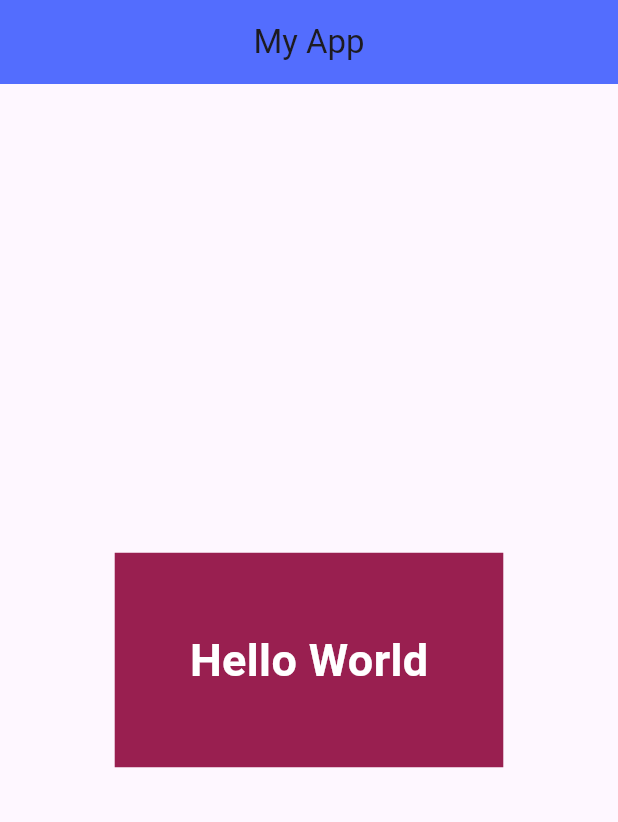
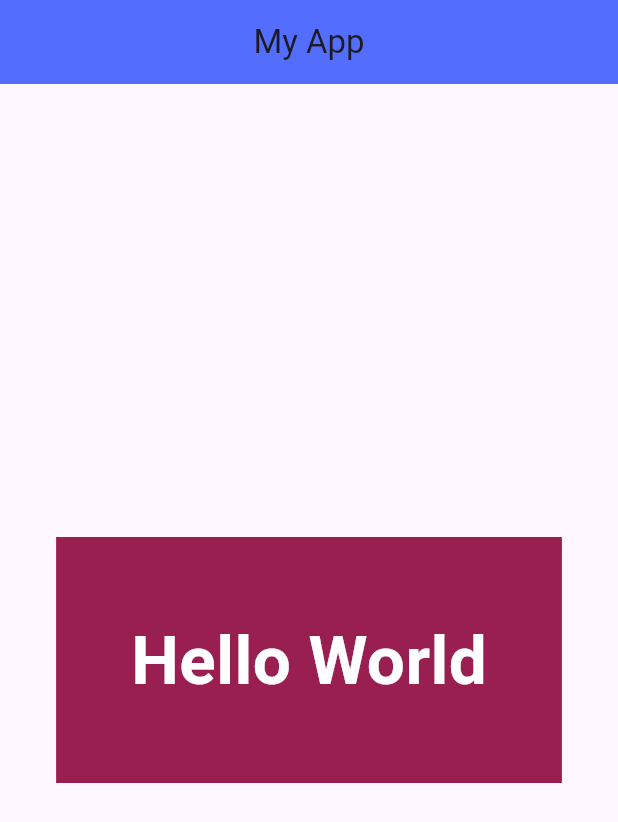
Before and after one commit to Pukpixed/learn_flutter_67_1, a Flutter app: the screen it shows after launch, on a phone screen of 412 x 824 dp. Shown: the top 822 px of the screen. Run offline on Flutter 3.47's test engine with Material 3 defaults, Android fonts, the phone set to English and light mode, and no system bars.

Commit message:
Step 4: Sperate the home widget into its own file

```diff
--- a/lib/main.dart
+++ b/lib/main.dart
@@ -1,4 +1,6 @@
 import 'package:flutter/material.dart';
+
+import 'screen/home.dart';
 
 void main() {
   //runApp(const MyApp());
@@ -18,26 +20,3 @@ void main() {
     ),
   );
 }
-
-class Home extends StatelessWidget {
-  const Home({super.key});
-
-  @override
-  Widget build(BuildContext context) {
-    return Center(
-      child: Container(
-        color: const Color.fromARGB(255, 153, 31, 80),
-        margin: EdgeInsets.symmetric(horizontal: 20, vertical: 10),
-        padding: EdgeInsets.all(50),
-        child: Text(
-          "Hello World",
-          style: TextStyle(
-            fontSize: 30,
-            color: Colors.white,
-            fontWeight: FontWeight.bold,
-          ),
-        ),
-      ),
-    );
-  }
-}
--- /dev/null
+++ b/lib/screen/home.dart
@@ -0,0 +1,24 @@
+import 'package:flutter/material.dart';
+
+class Home extends StatelessWidget {
+  const Home({super.key});
+
+  @override
+  Widget build(BuildContext context) {
+    return Center(
+      child: Container(
+        color: const Color.fromARGB(255, 153, 31, 80),
+        margin: EdgeInsets.symmetric(horizontal: 30, vertical: 20),
+        padding: EdgeInsets.all(50),
+        child: Text(
+          "Hello World",
+          style: TextStyle(
+            fontSize: 45,
+            color: Colors.white,
+            fontWeight: FontWeight.bold,
+          ),
+        ),
+      ),
+    );
+  }
+}
```
